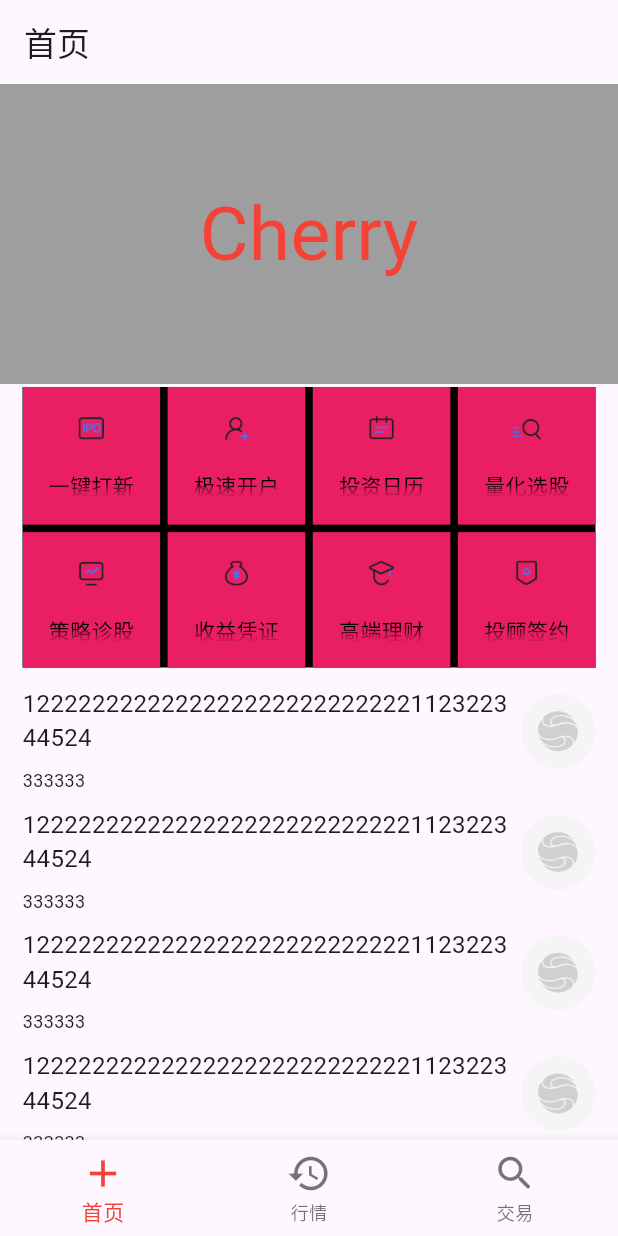
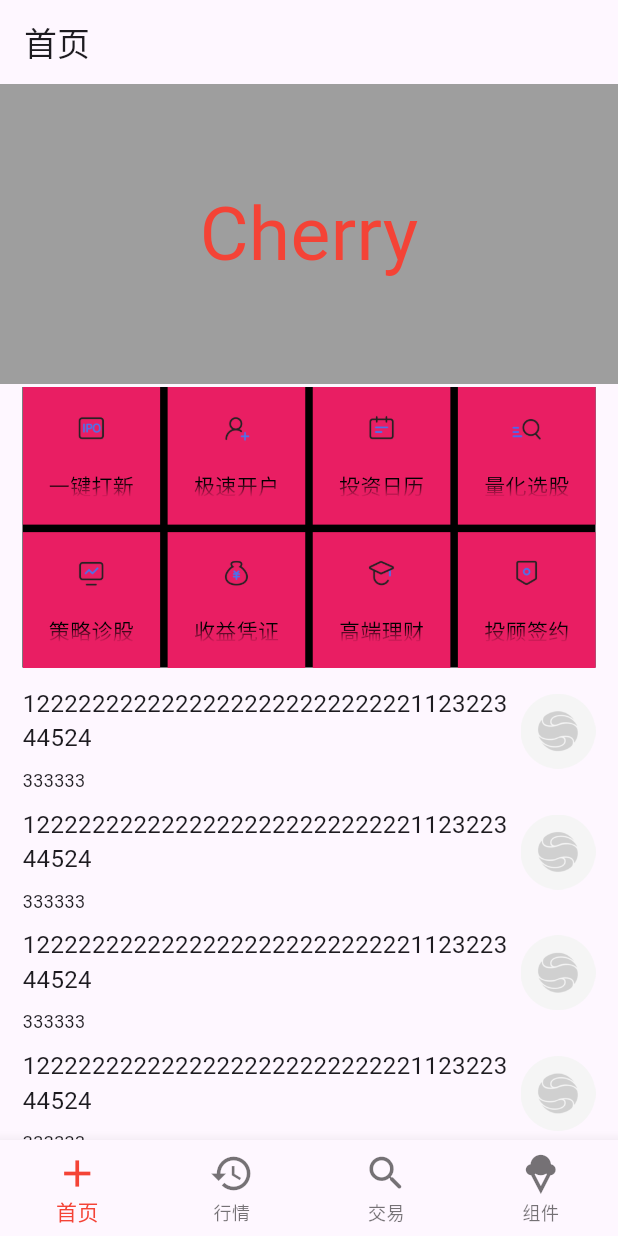
Before and after one commit to jianronglu/ryan_widget, a Flutter app: the screen it shows after launch, on a phone screen of 412 x 824 dp. Run offline on Flutter 3.47's test engine with Material 3 defaults, Android fonts, the phone set to English and light mode, and no system bars.

Commit message:
增加基类

```diff
--- a/lib/constants/common_constant.dart
+++ b/lib/constants/common_constant.dart
@@ -1,5 +1,4 @@
-
-class NumberConstant{
+class NumberConstant {
   static const double bannerHeight = 200.0;
   static const int gridDelegateItemCount = 4;
   static const double homePageCridViewHeight = 250.0;
--- a/lib/home/model/home_view_model.dart
+++ b/lib/home/model/home_view_model.dart
@@ -1,4 +1,3 @@
-
 import 'package:flutter/material.dart';
 import '../../constants/common_constant.dart';
 
@@ -6,6 +5,11 @@ class BannerModel {
   String? title;
   FontStyle? style;
   MaterialColor? itemBackgroundColor;
+  BannerModel({
+    this.title,
+    this.style,
+    this.itemBackgroundColor,
+  });
 }
 
 class GridViewItemModel {
@@ -37,9 +41,38 @@ class GridViewConfig {
     return (MediaQuery.of(context).size.width - margin!.left - margin!.right) /
         crossAxisCount;
   }
+
   double getViewHeight() {
     return getItemWith() * 2;
   }
+}
+
+class TabItemModel {
+  final String title;
+  final IconData icon;
+  TabItemModel(this.title, this.icon);
+}
+
+class TextModel {
+  final String hintText;
+  final TextStyle? hintStyle;
+  final String text;
+  final TextStyle? style;
+  final int? maxLines;
+  final TextAlign? textAlign;
+  final double? textScaleFactor;
+  final TextOverflow? overflow;
+
+  TextModel({
+    required this.hintText,
+    this.hintStyle,
+    required this.text,
+    this.style,
+    this.maxLines,
+    this.textAlign,
+    this.textScaleFactor,
+    this.overflow,
+  });
 }
 
 class HomeViewModel {
@@ -67,7 +100,7 @@ class HomeViewModel {
     GridViewItemModel('投顾签约', ImageConstant.tgqy),
   ];
 
-  static getDefaultConfig(BuildContext context) {
+  static GridViewConfig getDefaultConfig(BuildContext context) {
     return GridViewConfig(
       context: context,
       margin: EdgeInsets.symmetric(vertical: 2, horizontal: 15),
@@ -78,4 +111,16 @@ class HomeViewModel {
       items: gridViewItems,
     );
   }
+
+  static TextModel longTextModel() {
+    return TextModel(
+      hintText: '长文本显示(限制2行)',
+      hintStyle: TextStyle(fontSize: 18, color: Colors.pink),
+      text:
+          '文本的对齐方式；可以选择左对齐、右对齐还是居中。注意，对齐的参考系是Text widget 本身。本例中虽然是指定了居中对齐，但因为 Text 文本内容宽度不足一行，Text 的宽度和文本内容长度相等，那么这时指定对齐方式是没有意义的，只有 Text 宽度大于文本内容长度时指定此属性才有意义。',
+      maxLines: 2,
+      textScaleFactor: 1.0, //MediaQueryData.textScaleFactor 默认值
+      overflow: TextOverflow.ellipsis, //显示...
+    );
+  }
 }
--- a/lib/home/view/home_banner_view.dart
+++ b/lib/home/view/home_banner_view.dart
@@ -97,7 +97,7 @@ class _HomeBannerViewState extends BasePageState<HomeBannerView>
             color: Colors.grey,
             alignment: Alignment.center,
             child: Text(
-              widget.items[position],//不必使用插值法
+              widget.items[position],
               style: const TextStyle(color: Colors.red, fontSize: 50),
             ),
           );
--- a/lib/home/view/home_grid_view.dart
+++ b/lib/home/view/home_grid_view.dart
@@ -1,4 +1,3 @@
-import 'dart:ffi';
 import 'package:flutter/material.dart';
 import '../../home/model/home_view_model.dart';
 import '../../../constants/common_constant.dart';
--- a/lib/home/view/home_list_view.dart
+++ b/lib/home/view/home_list_view.dart
@@ -15,7 +15,11 @@ class HomeNewsList extends StatefulWidget {
 
 class _HomeNewsListState extends State<HomeNewsList> {
   Widget _createListItem(int index) {
-    return Container(
+    return GestureDetector(
+      onTap: () {
+        print('Click Index:$index');
+      },
+      child: Container(
         margin: EdgeInsets.fromLTRB(15, 0.5, 15, 0),
         height: 80.0,
         // color: Colors.red,
@@ -25,20 +29,22 @@ class _HomeNewsListState extends State<HomeNewsList> {
               child: Column(
                 crossAxisAlignment: CrossAxisAlignment.start,
                 children: [
-                SizedBox(height: 10,),
+                  SizedBox(
+                    height: 10,
+                  ),
                   Text(
                     '1222222222222222222222222222112322344524',
-                  style:
-                  TextStyle(
+                    style: TextStyle(
                         // backgroundColor: Colors.grey,
                         fontSize: 16),
                     textAlign: TextAlign.left,
                   ),
-                SizedBox(height: 8,),
+                  SizedBox(
+                    height: 8,
+                  ),
                   Text(
                     '333333',
-                  style:
-                  TextStyle(
+                    style: TextStyle(
                         // backgroundColor: Colors.yellow,
                         fontSize: 12),
                     textAlign: TextAlign.left,
@@ -49,9 +55,12 @@ class _HomeNewsListState extends State<HomeNewsList> {
             SizedBox(
               width: 50,
               height: 50,
-            child: Image(image: AssetImage(ImageConstant.placehold),),
+              child: Image(
+                image: AssetImage(ImageConstant.placehold),
+              ),
             ),
           ],
+        ),
       ),
     );
   }
--- a/lib/root/main_tabbar.dart
+++ b/lib/root/main_tabbar.dart
@@ -1,8 +1,9 @@
 import 'package:flutter/material.dart';
-import '../root/main_tabbar_model.dart';
+import '../home/model/home_view_model.dart';
 import '../home/home_page.dart';
 import '../trade/trade_page.dart';
 import '../market/market_page.dart';
+import '../widget/widget_scroll_page.dart';
 
 class MainTabBarCtrl extends StatefulWidget {
   const MainTabBarCtrl({Key? key}) : super(key: key);
@@ -18,12 +19,14 @@ class _MainTabBarCtrlState extends State<MainTabBarCtrl> {
     const HomePage(),
     const MarketPage(),
     const TradePage(),
+    const WidgeKnowledge(),
   ];
 
-  final List<MainItemModel> _items = [
-    MainItemModel('首页', Icons.add),
-    MainItemModel('行情', Icons.history),
-    MainItemModel('交易', Icons.search_rounded),
+  final List<TabItemModel> _items = [
+    TabItemModel('首页', Icons.add),
+    TabItemModel('行情', Icons.history),
+    TabItemModel('交易', Icons.search_rounded),
+    TabItemModel('组件', Icons.icecream),
   ];
 
   Widget createBottomNavigationBar() {
@@ -31,8 +34,7 @@ class _MainTabBarCtrlState extends State<MainTabBarCtrl> {
       currentIndex: _currentPage,
       iconSize: 30.0,
       fixedColor: Colors.red,
-
-      onTap: (int page){
+      onTap: (int page) {
         setState(() {
           _currentPage = page;
         });
--- a/lib/root/main_tabbar_model.dart
+++ /dev/null
@@ -1,7 +0,0 @@
-import 'package:flutter/material.dart';
-
-class MainItemModel {
-  String title;
-  IconData icon;
-  MainItemModel(this.title, this.icon);
-}
```
Also changed, not shown: lib/base/base_page_state.dart (+81 -6 lines), lib/base/base_widget.dart (added, +11 -0 lines), lib/widget/sub_page/widge_text.dart (added, +160 -0 lines), lib/widget/widget_scroll_page.dart (added, +45 -0 lines), lib/root/root.dart (line endings or trailing spaces). Lines whose indentation alone changed are shown as unchanged.
